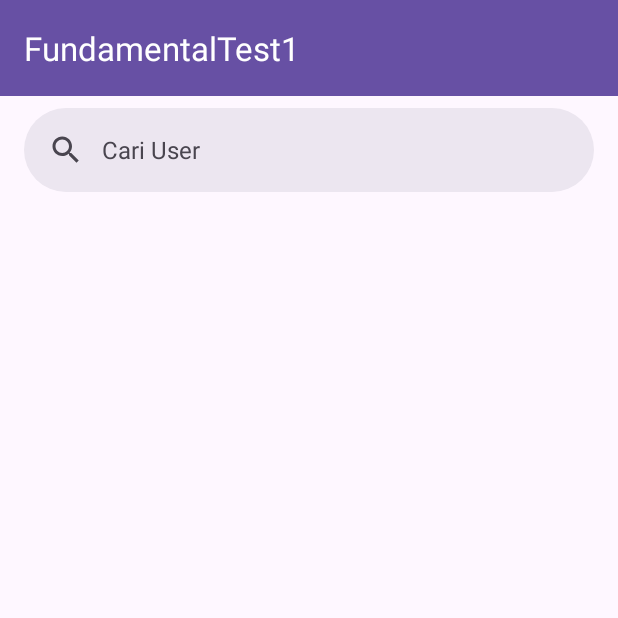
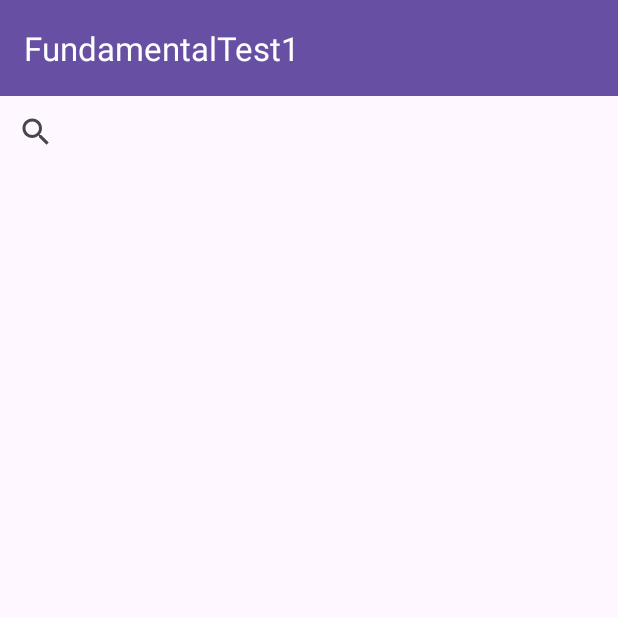
Before and after one commit to afifudinA/BangkitFundamental1, an Android app: the screen it shows after launch (MainActivity), on a phone screen of 412 x 824 dp, the top half of it. Run offline under Robolectric (Android 15) with nearby library versions, the phone set to English and light mode, and no system bars; pictures from the network do not load; 1 statement that could not run was skipped.

Commit message:
Working searchView minus back button

```diff
--- a/app/src/main/java/com/example/fundamentaltest1/MainActivity.kt
+++ b/app/src/main/java/com/example/fundamentaltest1/MainActivity.kt
@@ -8,6 +8,7 @@ import android.widget.Toast
 import androidx.activity.enableEdgeToEdge
 import androidx.activity.viewModels
 import androidx.appcompat.app.AppCompatActivity
+import androidx.appcompat.widget.SearchView
 import androidx.core.view.ViewCompat
 import androidx.core.view.WindowInsetsCompat
 import androidx.core.view.isVisible
@@ -34,7 +35,7 @@ class MainActivity : AppCompatActivity() {
 
     private lateinit var binding: ActivityMainBinding
     private val adapter by lazy {
-        UserAdapter {user->
+        UserAdapter { user ->
             Intent(this, DetailActivity::class.java).apply {
                 putExtra("username", user.login)
                 startActivity(this)
@@ -50,9 +51,18 @@ class MainActivity : AppCompatActivity() {
 
         binding.recyclerView.layoutManager = LinearLayoutManager(this)
         binding.recyclerView.adapter = adapter
-        with(binding) {
-            searchView.setupWithSearchBar(searchBar)
-        }
+
+        binding.searchView.setOnQueryTextListener(object : SearchView.OnQueryTextListener{
+            override fun onQueryTextSubmit(query: String?): Boolean {
+                viewModel.getUser(query.toString())
+                return true
+            }
+
+            override fun onQueryTextChange(newText: String): Boolean {
+                return false
+            }
+        })
+
 
         viewModel.resultUser.observe(this) {
             when (it) {
--- a/app/src/main/java/com/example/fundamentaltest1/data/remote/GithubService.kt
+++ b/app/src/main/java/com/example/fundamentaltest1/data/remote/GithubService.kt
@@ -10,6 +10,7 @@ import retrofit2.http.Path
 import retrofit2.http.QueryMap
 
 interface GithubService {
+    @JvmSuppressWildcards
     @GET("users")
     suspend fun getUserGithub(): MutableList<items>
 
@@ -22,6 +23,7 @@ interface GithubService {
     @GET("users/{username}/following")
     suspend fun getFollowingsGithub(@Path("username") username: String): MutableList<items>
 
+    @JvmSuppressWildcards
     @GET("search/users")
-    suspend fun searchUserGithub(@QueryMap params:HashMap<String, Any>): MutableList<items>
+    suspend fun searchUserGithub(@QueryMap params: Map<String, Any>): ResponseUser
 }
--- a/app/src/main/res/layout/activity_main.xml
+++ b/app/src/main/res/layout/activity_main.xml
@@ -18,36 +18,22 @@
 
         />
 
-    <com.google.android.material.search.SearchBar
-        android:id="@+id/searchBar"
-        android:layout_width="0dp"
+
+    <androidx.appcompat.widget.SearchView
+        android:id="@+id/searchView"
+        android:layout_width="match_parent"
         android:layout_height="wrap_content"
-        android:layout_marginHorizontal="16dp"
-        android:layout_marginTop="8dp"
         android:hint="@string/searchbar_hint"
-        app:layout_constraintEnd_toEndOf="@id/toolbar"
-        app:layout_constraintStart_toStartOf="@id/toolbar"
-        app:layout_constraintTop_toBottomOf="@id/toolbar"/>
-
-    <com.google.android.material.search.SearchView
-        android:id="@+id/searchView"
-        android:layout_width="0dp"
-        android:layout_height="0dp"
-        android:hint="@string/searchbar_hint"
-        app:layout_anchor="@id/searchBar"
-        app:layout_constraintBottom_toBottomOf="parent"
-        app:layout_constraintEnd_toEndOf="@id/toolbar"
-        app:layout_constraintStart_toStartOf="@id/toolbar"
-        app:layout_constraintTop_toTopOf="@id/toolbar" />
+        app:layout_constraintTop_toBottomOf="@id/toolbar" />
 
     <androidx.recyclerview.widget.RecyclerView
         android:id="@+id/recyclerView"
         android:layout_width="0dp"
         android:layout_height="0dp"
         app:layout_constraintBottom_toBottomOf="parent"
-        app:layout_constraintEnd_toEndOf="@id/searchBar"
-        app:layout_constraintStart_toStartOf="@id/searchBar"
-        app:layout_constraintTop_toBottomOf="@+id/searchBar" />
+        app:layout_constraintEnd_toEndOf="@id/searchView"
+        app:layout_constraintStart_toStartOf="@id/searchView"
+        app:layout_constraintTop_toBottomOf="@+id/searchView" />
 
     <ProgressBar
         android:id="@+id/progressBar2"
```
Also changed, not shown: app/src/main/java/com/example/fundamentaltest1/MainViewModel.kt (+33 -0 lines), app/src/main/java/com/example/fundamentaltest1/data/model/ResponseUser.kt (+22 -22 lines).
